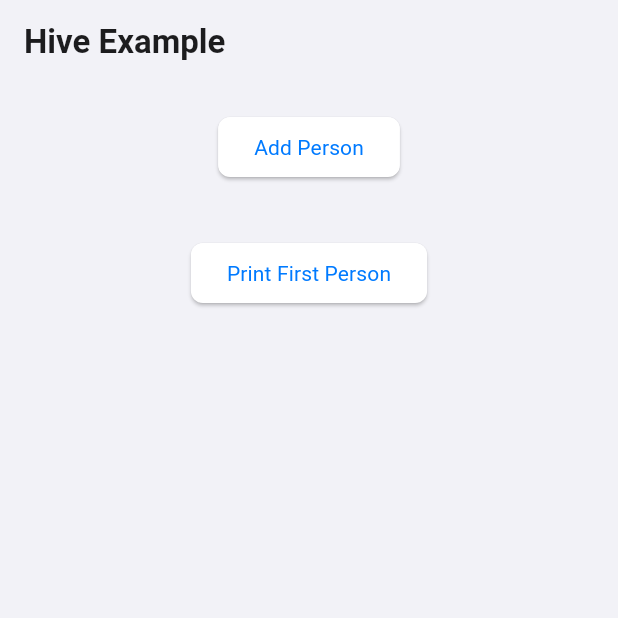
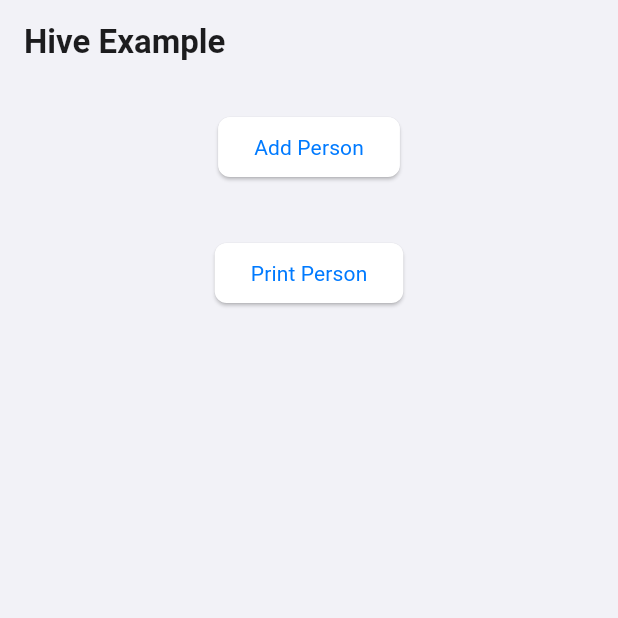
Before and after one commit to RamanGodun/Blueprint-APP, a Flutter app: the HiveBoxPage screen opened by its route, after a tap on "Add Person", on a phone screen of 412 x 824 dp, the top half of it. Run offline on Flutter 3.47's test engine with Material 3 defaults, Android fonts, the phone set to English and light mode, and no system bars; our stand-ins replace easy_localization, flutter_hooks, flutter_riverpod, flutter_secure_storage, get_it, go_router and 5 more; accounts and stored records are empty; generated files the repository leaves out were written again.

Commit message:
feat: added importatnt comments about work with Hive

```diff
--- a/lib/pages/hive_box.dart
+++ b/lib/pages/hive_box.dart
@@ -23,14 +23,24 @@ class _HiveBoxPageState extends State<HiveBoxPage> {
     box = GetIt.instance.get<Box<Person>>();
   }
 
+  @override
+  void dispose() {
+    box.compact(); // to delete temporary trash
+    box.close();
+    super.dispose();
+  }
+
+/*
+good practice to put all these methods into provider notifier
+ */
   void _addPerson() {
     final person = Person(name: 'John Doe', age: 30);
-    box.add(person);
+    box.put("person", person);
     print('Person added: ${person.name}, Age: ${person.age}');
   }
 
   void _printFirstPerson() {
-    final person = box.getAt(0);
+    final person = box.get("person");
     if (person != null) {
       print('Person retrieved: ${person.name}, Age: ${person.age}');
     } else {
@@ -58,7 +68,7 @@ class _HiveBoxPageState extends State<HiveBoxPage> {
               padding: const EdgeInsets.all(18.0),
               child: ElevatedButton(
                 onPressed: _printFirstPerson,
-                child: const Text('Print First Person'),
+                child: const Text('Print Person'),
               ),
             ),
           ],
--- a/lib/src/services/get_it_services_registration.dart
+++ b/lib/src/services/get_it_services_registration.dart
@@ -32,7 +32,8 @@ Future<void> setupOfGetItDependencies() async {
   // Registering Hive boxes
   final appDocumentDir = await getApplicationDocumentsDirectory();
   await Hive.initFlutter(appDocumentDir.path);
+  Hive.registerAdapter(PersonAdapter());
   var personBox = await Hive.openBox<Person>('personBox');
-  Hive.registerAdapter(PersonAdapter());
+// nice feature "lazy box"
   getIt.registerSingleton<Box<Person>>(personBox);
 }
--- a/lib/state management/model_4_hive.dart
+++ b/lib/state management/model_4_hive.dart
@@ -1,13 +1,32 @@
 import 'package:hive/hive.dart';
+
 part 'model_4_hive.g.dart';
 
 @HiveType(typeId: 0)
 class Person {
+/*
+(!!!)
+u can delete or rename fields, BUT
+NEVER change id (in this case  @HiveField(0) index is 0),
+new indexes only for new fields,
+if field delete - never use it index later with other fields
+also never change type of fields
+
+so, to avoid problems good practice write comments like this:
+"removed field of index 3, type: String"
+ */
+
   @HiveField(0)
   final String name;
 
   @HiveField(1)
   final int age;
 
+/*
+also we can set RELATIONSHIPs with other Hive Models (which have another "typeId",
+previously their Hive-adapters should be registered and Hive-boxes are opened)
+for this u need to create new fields with this data of type of these new Hive Models
+ */
+
   Person({required this.name, required this.age});
 }
```
Also changed, not shown: lib/widgets/static/static_widgets.dart (+7 -2 lines).
